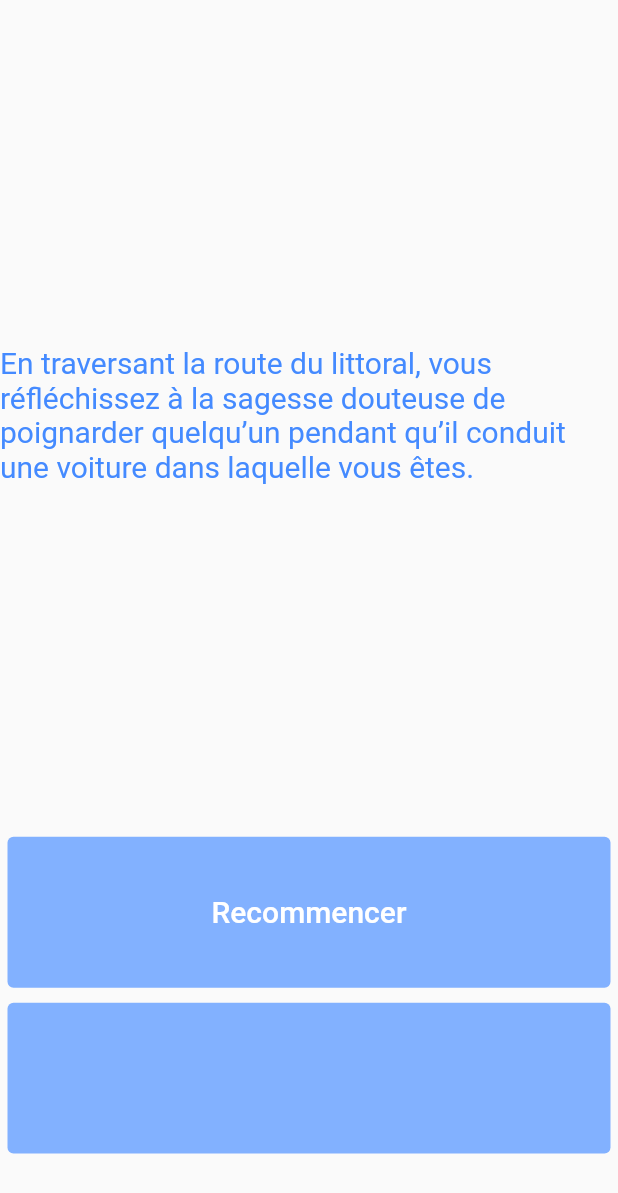
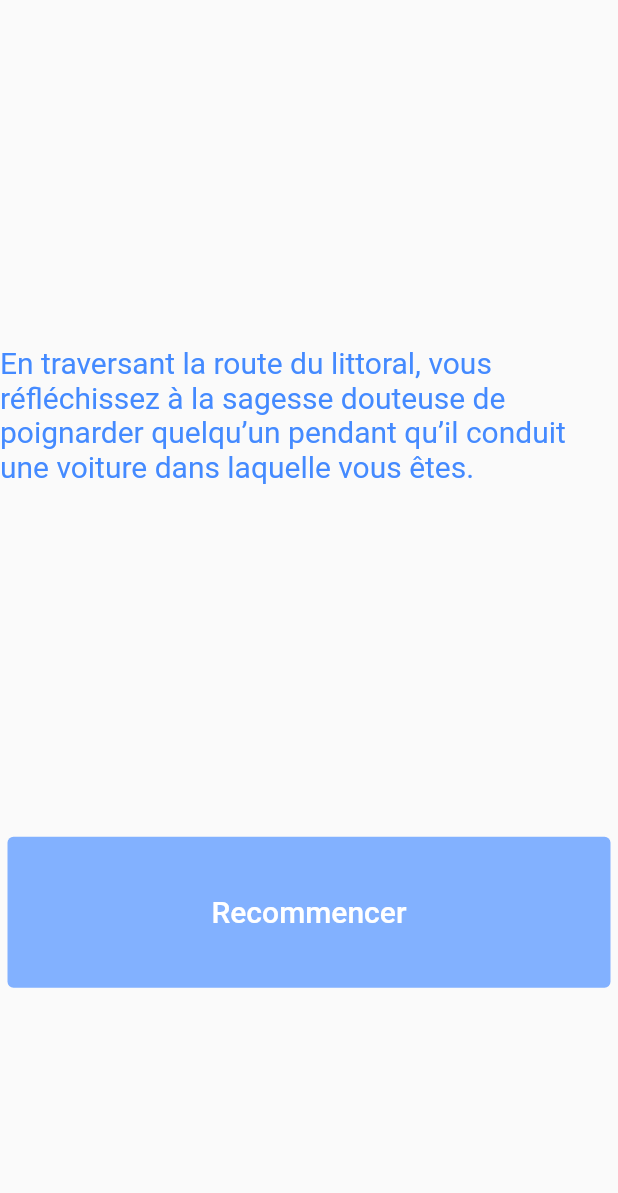
Before and after one commit to gav974/challenge_2, a Flutter app: the screen it shows after launch, after a tap on "Vous lui remerciez et vous montez dans l", after a tap on "C'est lui ou moi, je prends le couteau e", on a phone screen of 412 x 824 dp. Shown: the top 1193 px of the screen. Run offline on Flutter 3.47's test engine with Material 2 defaults, Android fonts, the phone set to English and light mode, and no system bars.

Commit message:
Ajout d'une structure conditionnelle sur un widget

```diff
--- a/lib/controller/ActionHistory.dart
+++ b/lib/controller/ActionHistory.dart
@@ -47,4 +47,8 @@ void nextQuestion ( numberChoice) {
     return _history[_indexHistory].reponseTwo;
   }
 
+  int getIndex(){
+  return _indexHistory;
+  }
+
 }
--- a/lib/vue/vueHomepage.dart
+++ b/lib/vue/vueHomepage.dart
@@ -11,6 +11,7 @@ class myHomePage extends StatefulWidget {
   @override
   State<myHomePage> createState() => _myHomePageState();
 }
+
 
 class _myHomePageState extends State<myHomePage> {
   void verification(int choice){
@@ -49,7 +50,7 @@ class _myHomePageState extends State<myHomePage> {
                  fixedSize: Size.fromHeight(50),
                  ),
                     onPressed: (){ verification(1);
-                    },
+                      },
                     child: Text(aH.getChoice1(),
                         style:
                         TextStyle( color: Colors.white,
@@ -65,25 +66,10 @@ class _myHomePageState extends State<myHomePage> {
             Expanded(
               flex:1,
               child:Padding(
-                padding: EdgeInsets.all(5.0),
-                child: Container(
+                padding: const EdgeInsets.all(5.0),
+                child: SizedBox(
                   height: 50,
-                  child: TextButton(
-                    style: TextButton.styleFrom(
-                    primary: Colors.blueAccent,
-                    backgroundColor: Colors.blueAccent.shade100,
-                    fixedSize: Size.fromHeight(50),
-                  ),
-                    onPressed: (){verification(2);},
-                    child:
-                    Text(aH.getChoice2(),
-                        style:
-                        TextStyle( color: Colors.white,
-                          //fontWeight: FontWeight,
-                          fontSize: 20,
-                        )
-                    ),
-                  ),
+                  child: _button1(),
                 ),
               ),
             ),
@@ -91,9 +77,33 @@ class _myHomePageState extends State<myHomePage> {
               height: 50,
             ),
           ],
-
         ),
       ),
     );
   }
+
+    _button1()  {
+     if (aH.getIndex() == 0 || aH.getIndex() == 1 || aH.getIndex() == 2) {
+       return TextButton(
+         style: TextButton.styleFrom(
+           primary: Colors.blueAccent,
+           backgroundColor: Colors.blueAccent.shade100,
+           fixedSize: Size.fromHeight(50),
+         ),
+         onPressed: () {
+           verification(2);
+         },
+         child:
+         Text(aH.getChoice2(),
+             style:
+             TextStyle(color: Colors.white,
+//fontWeight: FontWeight,
+               fontSize: 20,
+             )
+         ),
+       );
+     }else /*if (aH.getIndex() == 0 || aH.getIndex() == 1 || aH.getIndex() == 2) */{
+       return const SizedBox();
+     }
+  }
 }
```
Also changed, not shown: pubspec.yaml (+4 -13 lines).
